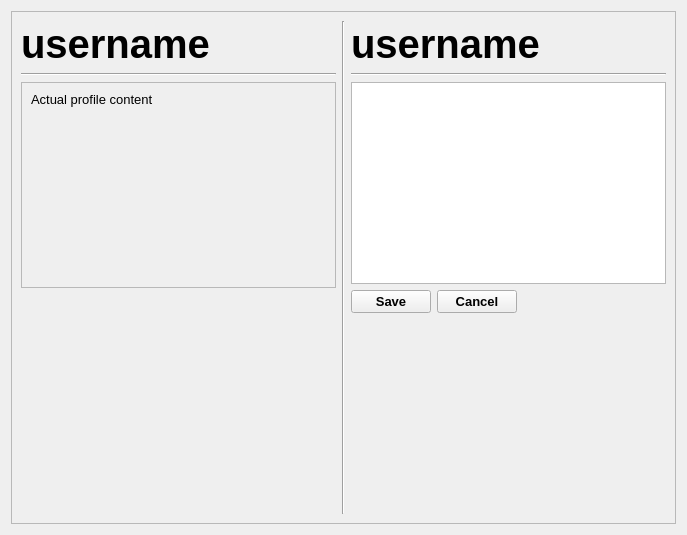
edugaidano/Little-Social-Network, file User_app/src/profile_editor/profile_editor_widget.ui: the form before one commit.
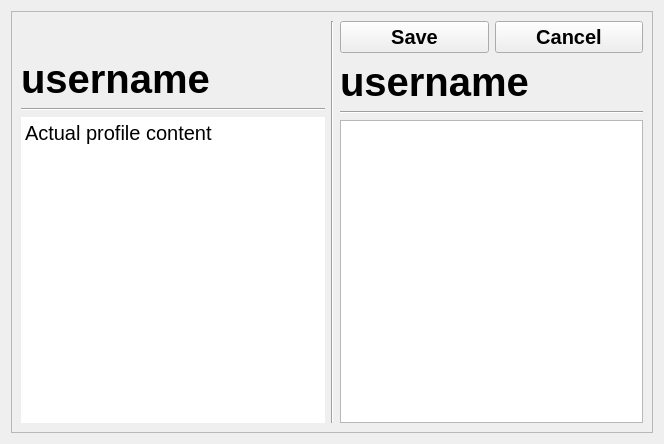
The form after the commit.

What changed in the file:
```diff
--- a/User_app/src/profile_editor/profile_editor_widget.ui
+++ b/User_app/src/profile_editor/profile_editor_widget.ui
@@ -6,8 +6,8 @@
    <rect>
     <x>0</x>
     <y>0</y>
-    <width>687</width>
-    <height>535</height>
+    <width>664</width>
+    <height>444</height>
    </rect>
   </property>
   <property name="windowTitle">
@@ -28,9 +28,22 @@
      <property name="frameShadow">
       <enum>QFrame::Shadow::Raised</enum>
      </property>
-     <layout class="QHBoxLayout" name="horizontalLayout">
+     <layout class="QHBoxLayout" name="horizontalLayout" stretch="1,0,1">
       <item>
        <layout class="QVBoxLayout" name="oldProfileLayout">
+        <item>
+         <spacer name="horizontalSpacer">
+          <property name="orientation">
+           <enum>Qt::Orientation::Horizontal</enum>
+          </property>
+          <property name="sizeHint" stdset="0">
+           <size>
+            <width>40</width>
+            <height>35</height>
+           </size>
+          </property>
+         </spacer>
+        </item>
         <item>
          <widget class="QLabel" name="usernameLabel_1">
           <property name="font">
@@ -53,70 +66,27 @@
          </widget>
         </item>
         <item>
-         <widget class="QScrollArea" name="scrollArea">
-          <property name="widgetResizable">
+         <widget class="QPlainTextEdit" name="profileContentPlain">
+          <property name="font">
+           <font>
+            <family>Arial</family>
+            <pointsize>15</pointsize>
+           </font>
+          </property>
+          <property name="frameShape">
+           <enum>QFrame::Shape::NoFrame</enum>
+          </property>
+          <property name="frameShadow">
+           <enum>QFrame::Shadow::Plain</enum>
+          </property>
+          <property name="readOnly">
            <bool>true</bool>
           </property>
-          <widget class="QWidget" name="scrollAreaWidgetContents">
-           <property name="geometry">
-            <rect>
-             <x>0</x>
-             <y>0</y>
-             <width>310</width>
-             <height>197</height>
-            </rect>
-           </property>
-           <layout class="QVBoxLayout" name="verticalLayout_2">
-            <item>
-             <widget class="QLabel" name="profileContentLabel">
-              <property name="font">
-               <font>
-                <family>Arial</family>
-                <pointsize>10</pointsize>
-                <bold>false</bold>
-               </font>
-              </property>
-              <property name="text">
-               <string notr="true">Actual profile content</string>
-              </property>
-              <property name="alignment">
-               <set>Qt::AlignmentFlag::AlignLeading|Qt::AlignmentFlag::AlignLeft|Qt::AlignmentFlag::AlignTop</set>
-              </property>
-              <property name="wordWrap">
-               <bool>true</bool>
-              </property>
-             </widget>
-            </item>
-           </layout>
-          </widget>
+          <property name="plainText">
+           <string notr="true">Actual profile content</string>
+          </property>
          </widget>
         </item>
-        <item>
-         <spacer name="horizontalSpacer_1">
-          <property name="orientation">
-           <enum>Qt::Orientation::Horizontal</enum>
-          </property>
-          <property name="sizeHint" stdset="0">
-           <size>
-            <width>40</width>
-            <height>20</height>
-           </size>
-          </property>
-         </spacer>
-        </item>
-        <item>
-         <spacer name="verticalSpacer_1">
-          <property name="orientation">
-           <enum>Qt::Orientation::Vertical</enum>
-          </property>
-          <property name="sizeHint" stdset="0">
-           <size>
-            <width>20</width>
-            <height>40</height>
-           </size>
-          </property>
-         </spacer>
-        </item>
        </layout>
       </item>
       <item>
@@ -128,6 +98,50 @@
       </item>
       <item>
        <layout class="QVBoxLayout" name="newProfileLayout">
+        <item>
+         <layout class="QHBoxLayout" name="buttonsLayout">
+          <item>
+           <widget class="QPushButton" name="saveButton">
+            <property name="sizePolicy">
+             <sizepolicy hsizetype="Expanding" vsizetype="Fixed">
+              <horstretch>0</horstretch>
+              <verstretch>0</verstretch>
+             </sizepolicy>
+            </property>
+            <property name="font">
+             <font>
+              <family>Arial</family>
+              <pointsize>15</pointsize>
+              <bold>true</bold>
+             </font>
+            </property>
+            <property name="text">
+             <string>Save</string>
+            </property>
+           </widget>
+          </item>
+          <item>
+           <widget class="QPushButton" name="cancelButton">
+            <property name="sizePolicy">
+             <sizepolicy hsizetype="Expanding" vsizetype="Fixed">
+              <horstretch>0</horstretch>
+              <verstretch>0</verstretch>
+             </sizepolicy>
+            </property>
+            <property name="font">
+             <font>
+              <family>Arial</family>
+              <pointsize>15</pointsize>
+              <bold>true</bold>
+             </font>
+            </property>
+            <property name="text">
+             <string>Cancel</string>
+            </property>
+           </widget>
+          </item>
+         </layout>
+        </item>
         <item>
          <widget class="QLabel" name="usernameLabel_2">
           <property name="font">
@@ -151,10 +165,16 @@
         </item>
         <item>
          <widget class="QPlainTextEdit" name="profileContentTextEdit">
+          <property name="sizePolicy">
+           <sizepolicy hsizetype="Expanding" vsizetype="Expanding">
+            <horstretch>0</horstretch>
+            <verstretch>0</verstretch>
+           </sizepolicy>
+          </property>
           <property name="font">
            <font>
             <family>Arial</family>
-            <pointsize>11</pointsize>
+            <pointsize>15</pointsize>
            </font>
           </property>
           <property name="horizontalScrollBarPolicy">
@@ -163,6 +183,9 @@
           <property name="sizeAdjustPolicy">
            <enum>QAbstractScrollArea::SizeAdjustPolicy::AdjustIgnored</enum>
           </property>
+          <property name="lineWrapMode">
+           <enum>QPlainTextEdit::LineWrapMode::WidgetWidth</enum>
+          </property>
           <property name="plainText">
            <string/>
           </property>
@@ -171,83 +194,6 @@
           </property>
          </widget>
         </item>
-        <item>
-         <layout class="QHBoxLayout" name="optionsLayout">
-          <item>
-           <layout class="QHBoxLayout" name="buttonsLayout">
-            <item>
-             <widget class="QPushButton" name="saveButton">
-              <property name="sizePolicy">
-               <sizepolicy hsizetype="Expanding" vsizetype="Fixed">
-                <horstretch>0</horstretch>
-                <verstretch>0</verstretch>
-               </sizepolicy>
-              </property>
-              <property name="font">
-               <font>
-                <family>Arial</family>
-                <pointsize>10</pointsize>
-                <bold>true</bold>
-               </font>
-              </property>
-              <property name="text">
-               <string>Save</string>
-              </property>
-             </widget>
-            </item>
-            <item>
-             <widget class="QPushButton" name="cancelButton">
-              <property name="sizePolicy">
-               <sizepolicy hsizetype="Expanding" vsizetype="Fixed">
-                <horstretch>0</horstretch>
-                <verstretch>0</verstretch>
-               </sizepolicy>
-              </property>
-              <property name="font">
-               <font>
-                <family>Arial</family>
-                <pointsize>10</pointsize>
-                <bold>true</bold>
-               </font>
-              </property>
-              <property name="text">
-               <string>Cancel</string>
-              </property>
-             </widget>
-            </item>
-           </layout>
-          </item>
-          <item>
-           <spacer name="horizontalSpacer_2">
-            <property name="orientation">
-             <enum>Qt::Orientation::Horizontal</enum>
-            </property>
-            <property name="sizeType">
-             <enum>QSizePolicy::Policy::Expanding</enum>
-            </property>
-            <property name="sizeHint" stdset="0">
-             <size>
-              <width>40</width>
-              <height>20</height>
-             </size>
-            </property>
-           </spacer>
-          </item>
-         </layout>
-        </item>
-        <item>
-         <spacer name="verticalSpacer_2">
-          <property name="orientation">
-           <enum>Qt::Orientation::Vertical</enum>
-          </property>
-          <property name="sizeHint" stdset="0">
-           <size>
-            <width>20</width>
-            <height>40</height>
-           </size>
-          </property>
-         </spacer>
-        </item>
        </layout>
       </item>
      </layout>
```
